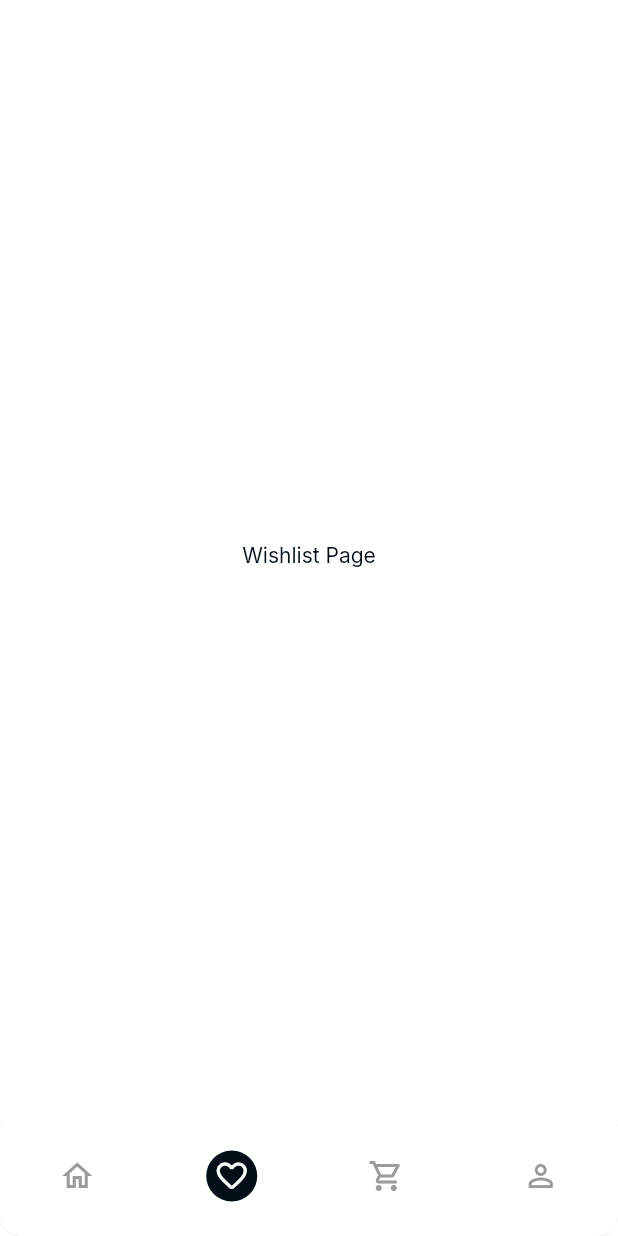
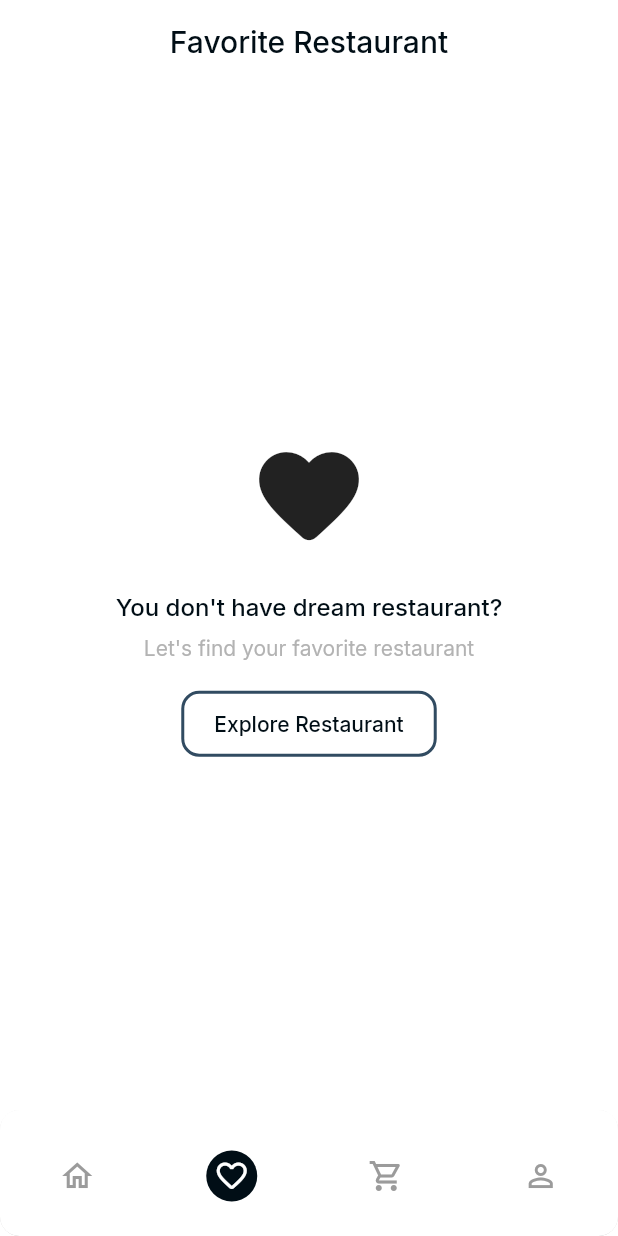
Before and after one commit to mrw16/restaurant, a Flutter app: the MainPage screen opened by its route, item 2 of the bottom bar chosen, on a phone screen of 412 x 824 dp. Run offline on Flutter 3.47's test engine with Material 2 defaults, Android fonts, the phone set to English and light mode, and no system bars; our stand-ins replace google_fonts; network calls fail.

Commit message:
Add wishlish page

```diff
--- a/lib/pages/home/profile_page.dart
+++ b/lib/pages/home/profile_page.dart
@@ -39,7 +39,7 @@ class ProfilePage extends StatelessWidget {
                       Text(
                         '@ujang123',
                         style: primaryTextStyle.copyWith(
-                          fontSize: 16,
+                          fontSize: 14,
                         ),
                       ),
                     ],
--- a/lib/pages/home/wishlist_page.dart
+++ b/lib/pages/home/wishlist_page.dart
@@ -6,11 +6,89 @@ class WishlistPage extends StatelessWidget {
 
   @override
   Widget build(BuildContext context) {
-    return Center(
-      child: Text(
-        'Wishlist Page',
-        style: primaryTextStyle,
-      ),
+    Widget header() {
+      return AppBar(
+        backgroundColor: backgroundColor2,
+        centerTitle: true,
+        title: Text(
+          'Favorite Restaurant',
+          style: primaryTextStyle,
+        ),
+        elevation: 0,
+        automaticallyImplyLeading: false,
+      );
+    }
+
+    Widget emptyWishlist() {
+      return Expanded(
+        child: Container(
+          width: double.infinity,
+          color: backgroundColor2,
+          child: Column(
+            mainAxisAlignment: MainAxisAlignment.center,
+            children: [
+              Icon(
+                Icons.favorite_rounded,
+                size: 80,
+              ),
+              SizedBox(
+                height: 23,
+              ),
+              Text(
+                'You don\'t have dream restaurant?',
+                style: primaryTextStyle.copyWith(
+                  fontSize: 16,
+                  fontWeight: medium,
+                ),
+              ),
+              SizedBox(
+                height: 10,
+              ),
+              Text(
+                'Let\'s find your favorite restaurant',
+                style: secondaryTextStyle.copyWith(
+                  color: Color(0xffB3B3B3),
+                ),
+              ),
+              SizedBox(
+                height: 20,
+              ),
+              Container(
+                height: 44,
+                child: OutlinedButton(
+                  onPressed: () {},
+                  style: OutlinedButton.styleFrom(
+                    padding: EdgeInsets.symmetric(
+                      vertical: 10,
+                      horizontal: 22,
+                    ),
+                    shape: RoundedRectangleBorder(
+                      borderRadius: BorderRadius.circular(12),
+                    ),
+                    side: BorderSide(
+                      width: 2,
+                      color: Color(0xff314B61),
+                    ),
+                  ),
+                  child: Text(
+                    'Explore Restaurant',
+                    style: primaryTextStyle.copyWith(
+                      fontWeight: medium,
+                    ),
+                  ),
+                ),
+              ),
+            ],
+          ),
+        ),
+      );
+    }
+
+    return Column(
+      children: [
+        header(),
+        emptyWishlist(),
+      ],
     );
   }
 }
```
